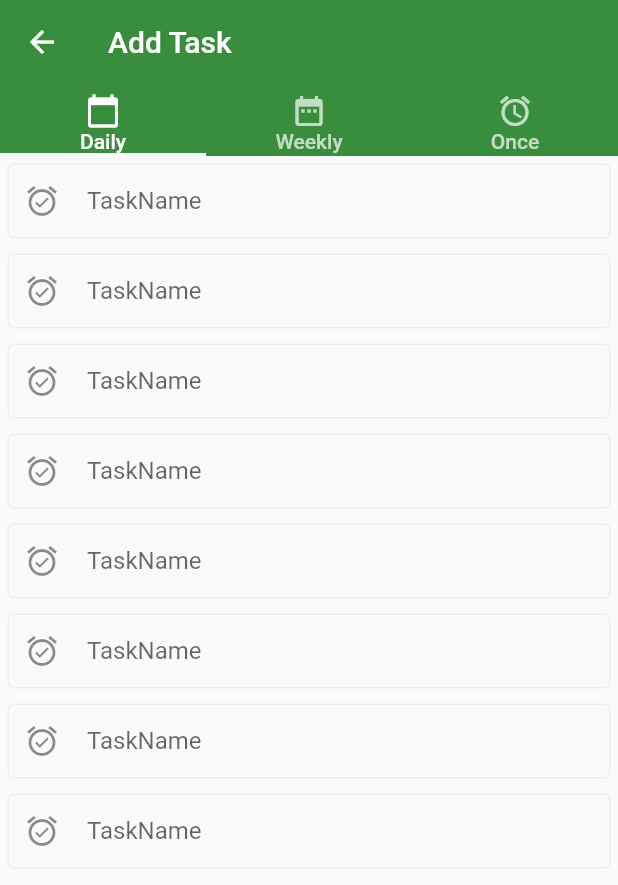
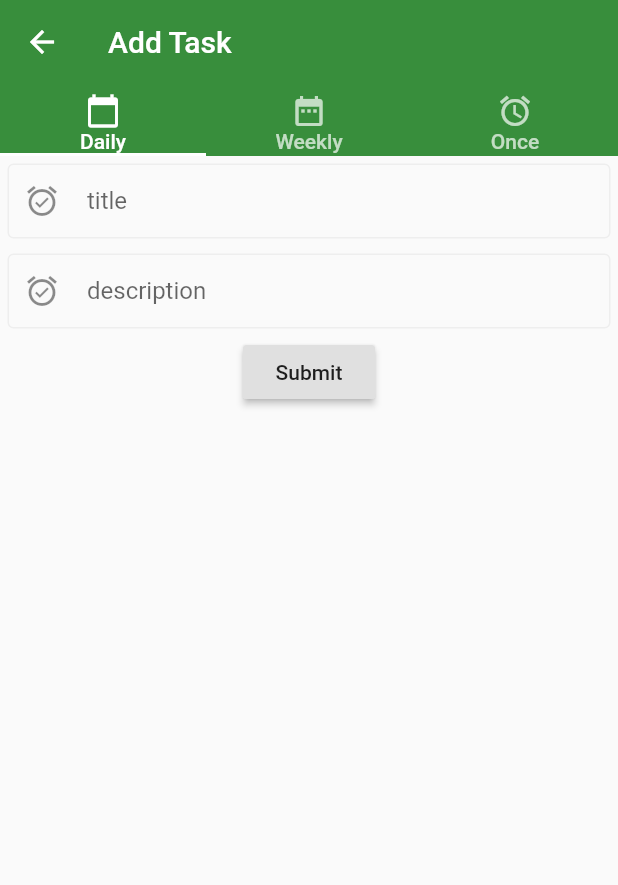
Before and after one commit to soorena110/SimpleTimeManagement, a Flutter app: the AddTask screen opened directly, on a phone screen of 412 x 824 dp. Shown: the top 885 px of the screen. Run offline on Flutter 3.47's test engine with Material 2 defaults, Android fonts, the phone set to English and light mode, and no system bars; our stand-ins replace sqflite; accounts and stored records are empty.

Commit message:
adding tasks

```diff
--- /dev/null
+++ b/lib/Database/Row.dart
@@ -0,0 +1,30 @@
+enum RowType { integer, text }
+
+const RowSqlType = <RowType, String>{
+  RowType.text: 'TEXT',
+  RowType.integer: 'INTEGER'
+};
+
+class Row {
+  final String name;
+  final RowType type;
+  final bool isPrimaryKey;
+  final bool isAutoIncrement;
+  final bool isNullable;
+  final dynamic defaultValue;
+
+  Row(this.name, this.type,
+      {this.isAutoIncrement = false,
+      this.isPrimaryKey = false,
+      this.isNullable = true,
+      this.defaultValue});
+
+  @override
+  String toString() {
+    return '$name ${RowSqlType[type]}' +
+        (isPrimaryKey ? ' PRIMARY KEY' : '') +
+        (isAutoIncrement ? ' AUTOINCREMENT' : '') +
+        (isNullable ? '' : ' NOT NULL') +
+        (defaultValue != null ? ' DEFAULT ' + defaultValue : '');
+  }
+}
--- a/lib/Database/init.dart
+++ b/lib/Database/init.dart
@@ -3,5 +3,5 @@ import 'TaskTable.dart';
 
 databaseInit(){
   var provider = Provider();
-  TaskTable.createTable(provider);
+  TaskTable.addTable(provider);
 }
--- a/lib/Framework/Task/TaskEditOrCreate.dart
+++ b/lib/Framework/Task/TaskEditOrCreate.dart
@@ -1,36 +1,28 @@
 import 'package:flutter/material.dart';
-import 'package:time_river/Pages/TaskDetails.dart';
-import 'package:time_river/Models/Task.dart';
-import 'package:time_river/Framework/Task/TaskListItem.dart';
+import 'package:time_river/Database/TaskTable.dart';
 
 import '../TextInputField.dart';
 
 class TaskEditOrCreate extends StatelessWidget {
-  final Task _task;
+  final Map<String, dynamic> task;
 
-  const TaskEditOrCreate(this._task);
+  TaskEditOrCreate(this.task);
 
   @override
   Widget build(BuildContext context) {
-    return Column(children: <Widget>[
-      TextInputField('Title : '),
-      TextInputField('Description : ')
-    ]);
+    return Form(
+        child: Column(
+          children: <Widget>[
+            TextInputField('title', (value) => this.task['title'] = value),
+            TextInputField(
+                'description', (value) => this.task['description'] = value),
+            RaisedButton(
+              child: Text('Submit'),
+              onPressed: () {
+                TaskTable.addOrEdit(task);
+              },
+            )
+          ],
+        ));
   }
 }
-
-class Item extends StatelessWidget {
-  final String _title;
-  final Widget _value;
-
-  const Item(this._title, this._value);
-
-  @override
-  Widget build(BuildContext context) {
-    return Container(
-        margin: const EdgeInsets.symmetric(horizontal: 30, vertical: 10),
-        child: Row(
-            mainAxisAlignment: MainAxisAlignment.spaceBetween,
-            children: [Text(_title), _value]));
-  }
-}
--- a/lib/Framework/Task/TaskListView.dart
+++ b/lib/Framework/Task/TaskListView.dart
@@ -6,7 +6,7 @@ import 'package:time_river/Framework/Task/TaskListItem.dart';
 class TaskListView extends StatelessWidget {
   final List<Task> _tasks;
 
-  const TaskListView(this._tasks, {Key key}) : super(key: key);
+  const TaskListView(this._tasks);
 
   @override
   Widget build(BuildContext context) {
--- a/lib/Framework/TextInputField.dart
+++ b/lib/Framework/TextInputField.dart
@@ -2,17 +2,19 @@ import 'package:flutter/material.dart';
 
 class TextInputField extends StatelessWidget {
   final String title;
+  final Function(String) onSaved;
 
-  TextInputField(this.title, {Key key}) : super(key: key);
+  TextInputField(this.title, this.onSaved);
 
   @override
   Widget build(BuildContext context) {
     return Container(
       margin: const EdgeInsets.all(5),
       decoration: BoxDecoration(
-        borderRadius: BorderRadius.all(Radius.circular(4)),
+          borderRadius: BorderRadius.all(Radius.circular(4)),
           border: Border.all(color: Colors.grey[200], width: 1)),
       child: TextField(
+          onChanged: this.onSaved,
           decoration: InputDecoration(
               contentPadding: const EdgeInsets.all(2),
               border: InputBorder.none,
--- a/lib/Pages/AddTask/AddTask_Daily.dart
+++ b/lib/Pages/AddTask/AddTask_Daily.dart
@@ -1,24 +1,10 @@
 import 'package:flutter/material.dart';
-import 'package:time_river/Framework/TextInputField.dart';
+import 'package:time_river/Framework/Task/TaskEditOrCreate.dart';
 
 class AddTask_Daily extends StatelessWidget {
-  final String title;
-
-  AddTask_Daily({Key key, this.title}) : super(key: key);
 
   @override
   Widget build(BuildContext context) {
-    return Column(
-      children: <Widget>[
-        TextInputField('TaskName'),
-        TextInputField('TaskName'),
-        TextInputField('TaskName'),
-        TextInputField('TaskName'),
-        TextInputField('TaskName'),
-        TextInputField('TaskName'),
-        TextInputField('TaskName'),
-        TextInputField('TaskName')
-      ],
-    );
+    return TaskEditOrCreate({});
   }
 }
--- a/lib/main.dart
+++ b/lib/main.dart
@@ -1,6 +1,8 @@
 import 'package:flutter/material.dart';
+import 'Database/init.dart';
 import 'Layout.dart';
 
 void main() {
+  databaseInit();
   runApp(Layout());
 }
```
Also changed, not shown: lib/Database/Provider.dart (+11 -38 lines), lib/Database/Table.dart (added, +17 -0 lines), lib/Database/TaskTable.dart (+37 -7 lines), lib/Pages/MainPage/MainPage_DailyTasks.dart (+3 -8 lines), lib/Pages/TaskEdit.dart (+5 -5 lines).
